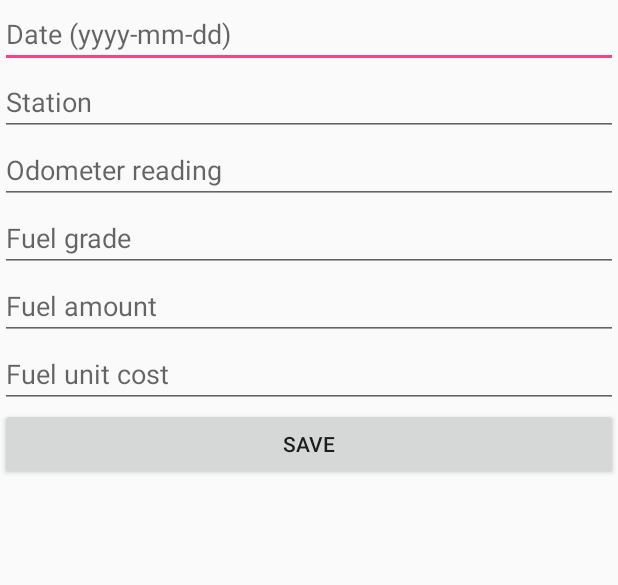
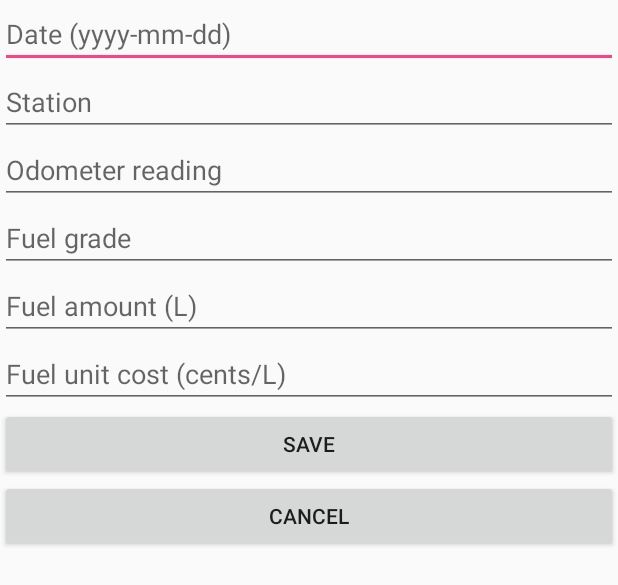
Before and after one commit to arbitraryconstants/as1, an Android app: the layout content_fuel_log_entry.xml on its own in the app's theme, with its tools: preview values and no code run, on a phone screen of 412 x 824 dp. Shown: the top 585 px of the screen. Run offline under Robolectric (Android 15) with nearby library versions, the phone set to English and light mode, and no system bars.

```diff
--- a/mclaffer-FUELTRACK/app/src/main/res/layout/content_fuel_log_entry.xml
+++ b/mclaffer-FUELTRACK/app/src/main/res/layout/content_fuel_log_entry.xml
@@ -37,7 +37,6 @@
         android:layout_width="fill_parent"
         android:layout_height="wrap_content"
         android:scrollbars="horizontal"
-        android:inputType="numberDecimal"
         android:hint="@string/fuel_grade"/>
 
     <EditText
@@ -63,4 +62,10 @@
         android:layout_height="wrap_content"
         android:text="@string/save" />
 
+    <Button
+        android:id="@+id/cancel"
+        android:layout_width="fill_parent"
+        android:layout_height="wrap_content"
+        android:text="@string/cancel" />
+
 </LinearLayout>
--- a/mclaffer-FUELTRACK/app/src/main/res/values/strings.xml
+++ b/mclaffer-FUELTRACK/app/src/main/res/values/strings.xml
@@ -6,6 +6,7 @@
     <string name="title_activity_log_view">Log Entry</string>
     <string name="hello">Joshua said:</string>
     <string name="save">Save</string>
+    <string name="cancel">Cancel</string>
     <string name="clear">Clear</string>
     <string name="edit_button">Edit</string>
     <string name="delete_button">Edit</string>
@@ -16,7 +17,7 @@
     <string name="station">Station </string>
     <string name="odometer_reading">Odometer reading </string>
     <string name="fuel_grade">Fuel grade </string>
-    <string name="fuel_amount">Fuel amount </string>
-    <string name="fuel_unit_cost">Fuel unit cost </string>
+    <string name="fuel_amount">Fuel amount (L)</string>
+    <string name="fuel_unit_cost">Fuel unit cost (cents/L)</string>
 
 </resources>
```
Also changed, not shown: mclaffer-FUELTRACK/app/src/main/java/com/example/svetlanna/mclaffer_fueltrack/FuelLogActivity.java (+6 -5 lines), mclaffer-FUELTRACK/app/src/main/java/com/example/svetlanna/mclaffer_fueltrack/FuelLogEntryActivity.java (+40 -21 lines).
